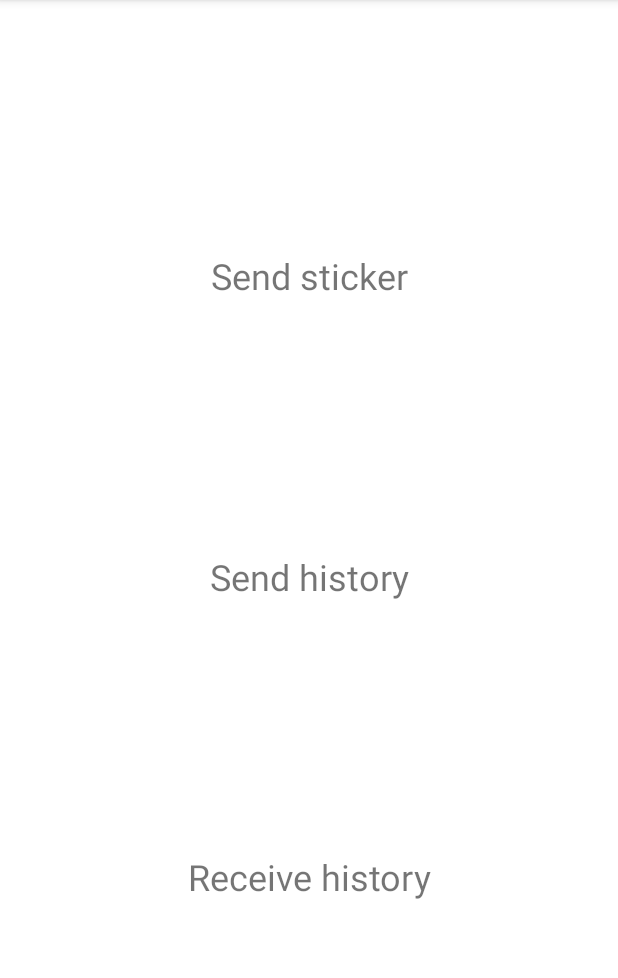
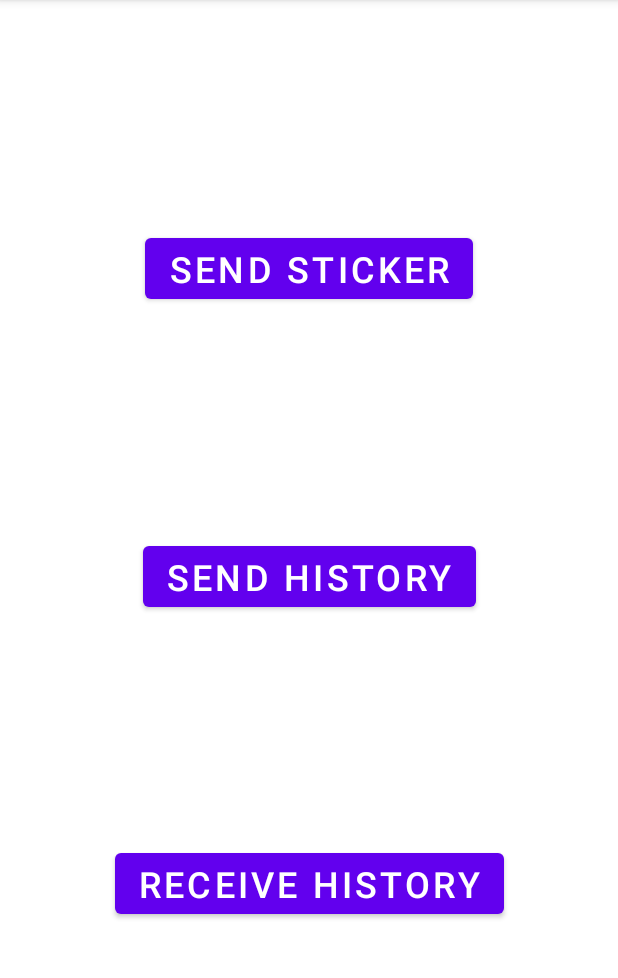
Before and after one commit to bingqianyang1/A7-Stick-It-To-Em-, an Android app: the screen it shows after launch (MainActivity), after a tap on "LOG IN", on a phone screen of 412 x 824 dp, the part 84-1062 px from its top. Run offline under Robolectric (Android 15) with nearby library versions, the phone set to English and light mode, and no system bars; our stand-ins replace Firebase (no records; nobody signed in at launch, a user with empty details on screens opened directly).

Commit message:
fixed a small

```diff
--- a/app/src/main/java/edu/neu/madcourse/a7_stick_it_to_em/Login.java
+++ b/app/src/main/java/edu/neu/madcourse/a7_stick_it_to_em/Login.java
@@ -31,7 +31,7 @@ public class Login extends AppCompatActivity {
                 Toast.makeText(Login.this, input.getText(),Toast.LENGTH_SHORT).show();
                 User user = new User(input.getText().toString());
                 reference.push().setValue(user);
-                Intent intent = new Intent(getApplicationContext(),MainActivity.class);
+                Intent intent = new Intent(Login.this,MainActivity.class);
                 startActivity(intent);
             }
         });
--- a/app/src/main/java/edu/neu/madcourse/a7_stick_it_to_em/MainActivity.java
+++ b/app/src/main/java/edu/neu/madcourse/a7_stick_it_to_em/MainActivity.java
@@ -14,8 +14,8 @@ public class MainActivity extends AppCompatActivity {
         super.onCreate(savedInstanceState);
         setContentView(R.layout.activity_main);
 
-        send.findViewById(R.id.send);
-        sendHistory.findViewById(R.id.sendHistory);
-        receiveHistroy.findViewById(R.id.receiveHistory);
+        send = findViewById(R.id.send);
+        sendHistory = findViewById(R.id.sendHistory);
+        receiveHistroy = findViewById(R.id.receiveHistory);
     }
 }
--- a/app/src/main/java/edu/neu/madcourse/a7_stick_it_to_em/User.java
+++ b/app/src/main/java/edu/neu/madcourse/a7_stick_it_to_em/User.java
@@ -5,12 +5,13 @@ import java.util.Map;
 
 public class User {
     private String username;
-    private Map<Integer,Integer> sent;
-    private Map <Integer,Integer> received;
+    private Map<String,Integer> sent;
+    private Map<String,Integer> received;
     User(String username){
         this.username = username;
         this.sent = new HashMap<>();
         this.received = new HashMap<>();
+        sent.put("1",100);
     }
 
     public String getUsername() {
@@ -21,11 +22,11 @@ public class User {
         this.username = username;
     }
 
-    public Map<Integer, Integer> getSent() {
+    public Map<String, Integer> getSent() {
         return sent;
     }
 
-    public Map<Integer, Integer> getReceived() {
+    public Map<String, Integer> getReceived() {
         return received;
     }
 }
--- a/app/src/main/res/layout/activity_main.xml
+++ b/app/src/main/res/layout/activity_main.xml
@@ -6,7 +6,7 @@
     android:layout_height="match_parent"
     tools:context=".MainActivity">
 
-    <TextView
+    <Button
         android:id="@+id/send"
         android:layout_width="wrap_content"
         android:layout_height="wrap_content"
@@ -17,7 +17,7 @@
         app:layout_constraintRight_toRightOf="parent"
         app:layout_constraintTop_toTopOf="parent" />
 
-    <TextView
+    <Button
         android:id="@+id/sendHistory"
         android:layout_width="wrap_content"
         android:layout_height="wrap_content"
@@ -28,7 +28,7 @@
         app:layout_constraintRight_toRightOf="parent"
         app:layout_constraintTop_toBottomOf="@id/send" />
 
-    <TextView
+    <Button
         android:id="@+id/receiveHistory"
         android:layout_width="wrap_content"
         android:layout_height="wrap_content"
```
